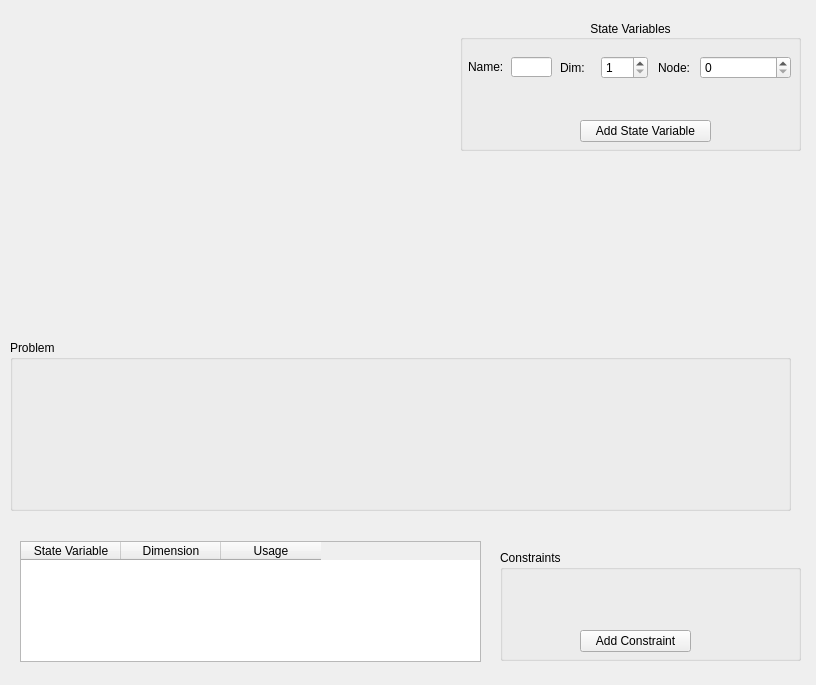
This is ui/widget1.ui in FrancescoRuscelli/horizon as Qt 5 draws it before an edit. The edited form follows.
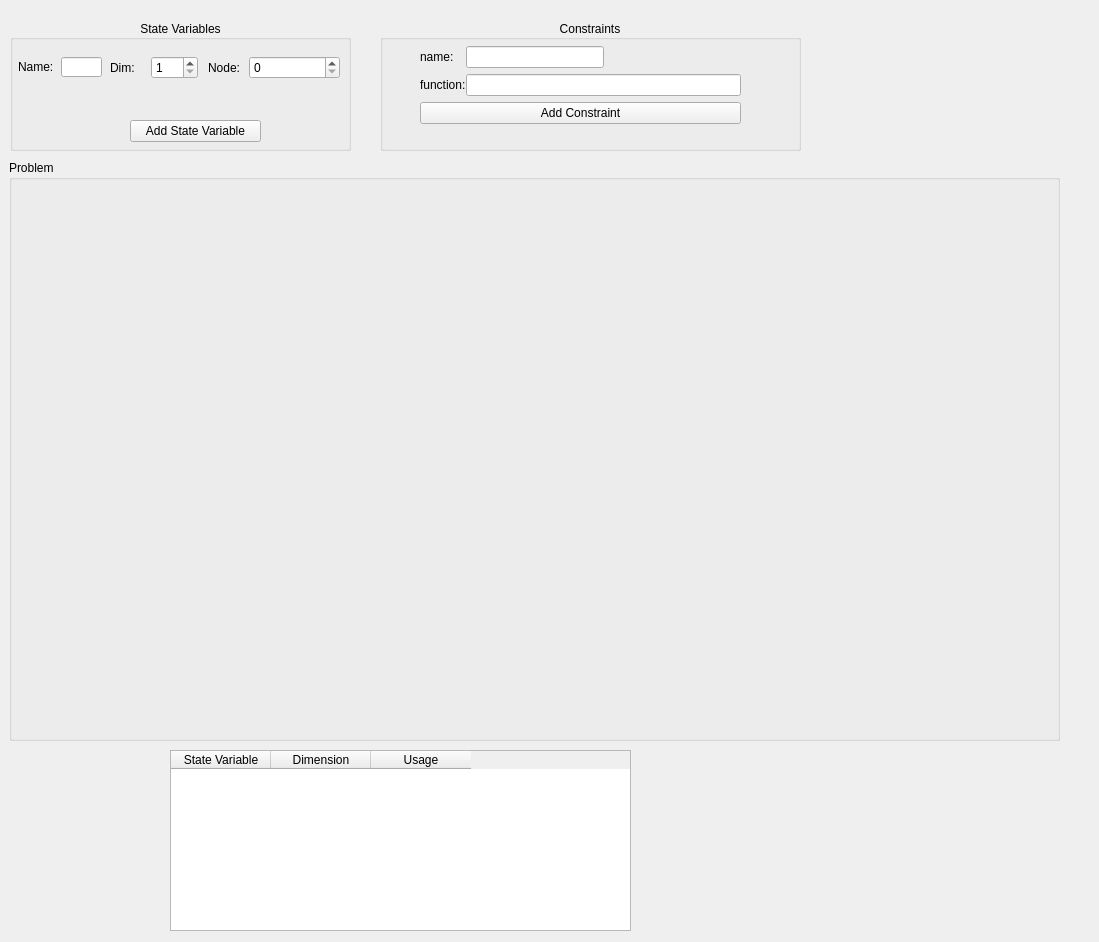
This is the edited form. Icons and pictures are not drawn. Custom widgets are drawn as their Qt base class.

Commit message: new functionalities in widget

What changed in the file:
```diff
--- a/ui/widget1.ui
+++ b/ui/widget1.ui
@@ -6,8 +6,8 @@
    <rect>
     <x>0</x>
     <y>0</y>
-    <width>816</width>
-    <height>685</height>
+    <width>1099</width>
+    <height>942</height>
    </rect>
   </property>
   <property name="mouseTracking">
@@ -19,33 +19,84 @@
   <widget class="QGroupBox" name="CT">
    <property name="geometry">
     <rect>
-     <x>500</x>
-     <y>550</y>
-     <width>301</width>
-     <height>111</height>
+     <x>380</x>
+     <y>20</y>
+     <width>421</width>
+     <height>131</height>
     </rect>
    </property>
+   <property name="layoutDirection">
+    <enum>Qt::LeftToRight</enum>
+   </property>
    <property name="title">
     <string>Constraints</string>
    </property>
-   <widget class="QPushButton" name="pushButton">
+   <property name="alignment">
+    <set>Qt::AlignCenter</set>
+   </property>
+   <widget class="QWidget" name="gridLayoutWidget">
     <property name="geometry">
      <rect>
-      <x>80</x>
-      <y>80</y>
-      <width>111</width>
-      <height>22</height>
+      <x>40</x>
+      <y>20</y>
+      <width>321</width>
+      <height>91</height>
      </rect>
     </property>
-    <property name="text">
-     <string>Add Constraint</string>
-    </property>
+    <layout class="QGridLayout" name="CTGrid">
+     <property name="spacing">
+      <number>0</number>
+     </property>
+     <item row="0" column="0">
+      <widget class="QLabel" name="CTName">
+       <property name="text">
+        <string>name:</string>
+       </property>
+      </widget>
+     </item>
+     <item row="0" column="1">
+      <widget class="QLineEdit" name="CTNameInput"/>
+     </item>
+     <item row="2" column="0" colspan="3">
+      <widget class="QPushButton" name="CTButton">
+       <property name="text">
+        <string>Add Constraint</string>
+       </property>
+      </widget>
+     </item>
+     <item row="1" column="0">
+      <widget class="QLabel" name="CTFunction">
+       <property name="text">
+        <string>function:</string>
+       </property>
+      </widget>
+     </item>
+     <item row="1" column="1" colspan="2">
+      <widget class="LineEdit" name="CTFunctionInput"/>
+     </item>
+     <item row="0" column="2">
+      <spacer name="horizontalSpacer">
+       <property name="orientation">
+        <enum>Qt::Horizontal</enum>
+       </property>
+       <property name="sizeType">
+        <enum>QSizePolicy::Expanding</enum>
+       </property>
+       <property name="sizeHint" stdset="0">
+        <size>
+         <width>40</width>
+         <height>20</height>
+        </size>
+       </property>
+      </spacer>
+     </item>
+    </layout>
    </widget>
   </widget>
   <widget class="QGroupBox" name="SV">
    <property name="geometry">
     <rect>
-     <x>460</x>
+     <x>10</x>
      <y>20</y>
      <width>341</width>
      <height>131</height>
@@ -102,7 +153,7 @@
    <widget class="NodesSpinBox" name="SVNodeInput">
     <property name="geometry">
      <rect>
-      <x>240</x>
+      <x>239</x>
       <y>36</y>
       <width>91</width>
       <height>23</height>
@@ -222,10 +273,10 @@
   <widget class="QTableWidget" name="TableSV">
    <property name="geometry">
     <rect>
-     <x>20</x>
-     <y>541</y>
+     <x>170</x>
+     <y>750</y>
      <width>461</width>
-     <height>121</height>
+     <height>181</height>
     </rect>
    </property>
    <column>
@@ -247,42 +298,16 @@
   <widget class="QGroupBox" name="PRB">
    <property name="geometry">
     <rect>
-     <x>10</x>
-     <y>340</y>
-     <width>781</width>
-     <height>171</height>
+     <x>9</x>
+     <y>160</y>
+     <width>1051</width>
+     <height>581</height>
     </rect>
    </property>
    <property name="title">
     <string>Problem</string>
    </property>
   </widget>
-  <widget class="QWidget" name="verticalLayoutWidget">
-   <property name="geometry">
-    <rect>
-     <x>120</x>
-     <y>90</y>
-     <width>160</width>
-     <height>80</height>
-    </rect>
-   </property>
-   <layout class="QVBoxLayout" name="penis"/>
-  </widget>
-  <widget class="QStackedWidget" name="stackedWidget">
-   <property name="geometry">
-    <rect>
-     <x>600</x>
-     <y>220</y>
-     <width>120</width>
-     <height>80</height>
-    </rect>
-   </property>
-   <property name="currentIndex">
-    <number>0</number>
-   </property>
-   <widget class="QWidget" name="page"/>
-   <widget class="QWidget" name="page_2"/>
-  </widget>
   <action name="actionExit">
    <property name="icon">
     <iconset>
@@ -320,6 +345,11 @@
    <extends>QSpinBox</extends>
    <header>custom_widgets/nodes_spinbox.h</header>
   </customwidget>
+  <customwidget>
+   <class>LineEdit</class>
+   <extends>QLineEdit</extends>
+   <header>custom_widgets/line_edit.h</header>
+  </customwidget>
  </customwidgets>
  <resources/>
  <connections/>
```
Left out of the diff: 4 changed lines with no effect on the pictures. The commit also changes 2 other files.
